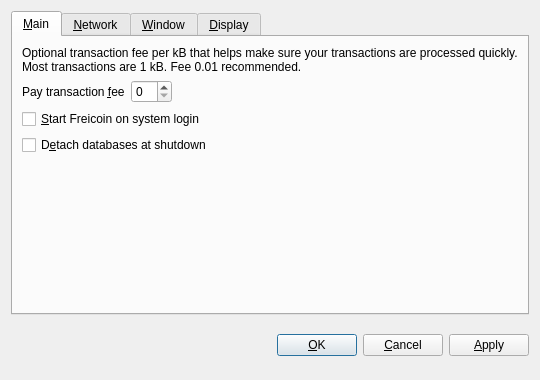
Before: the Qt Designer form src/qt/forms/optionsdialog.ui in ngilesgt/baudcoin, drawn with Qt 5.
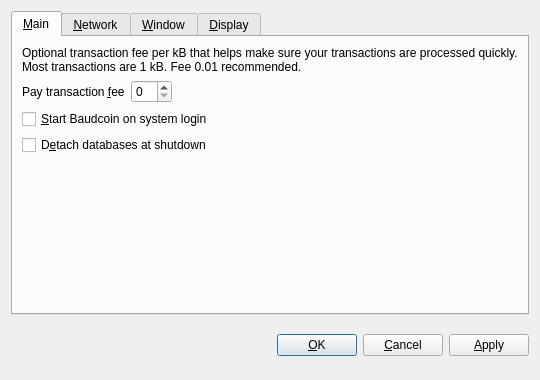
After: the same form once the commit is applied. Custom widgets are drawn as their Qt base class.

```diff
--- a/src/qt/forms/optionsdialog.ui
+++ b/src/qt/forms/optionsdialog.ui
@@ -82,7 +82,7 @@
           <string>Automatically start Freicoin after logging in to the system.</string>
          </property>
          <property name="text">
-          <string>&amp;Start Freicoin on system login</string>
+          <string>&amp;Start Baudcoin on system login</string>
          </property>
         </widget>
        </item>
```
Left out of the diff: 18 changed lines with no effect on the pictures.
